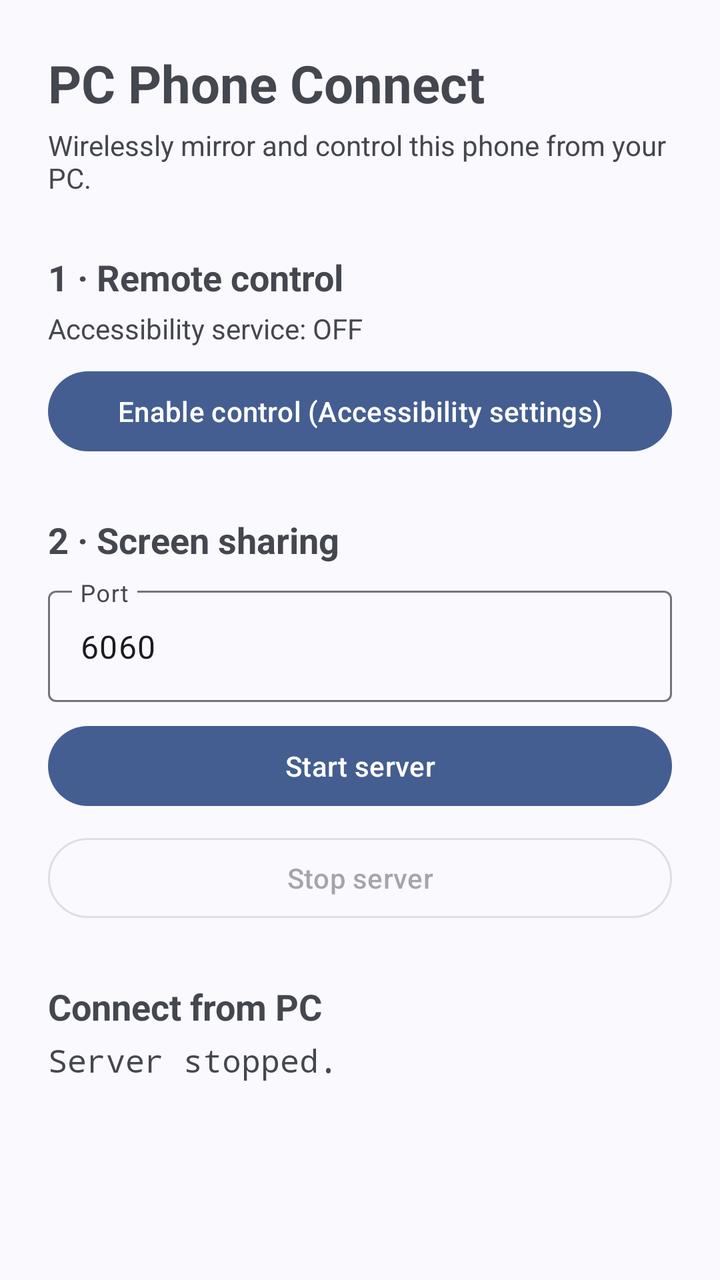
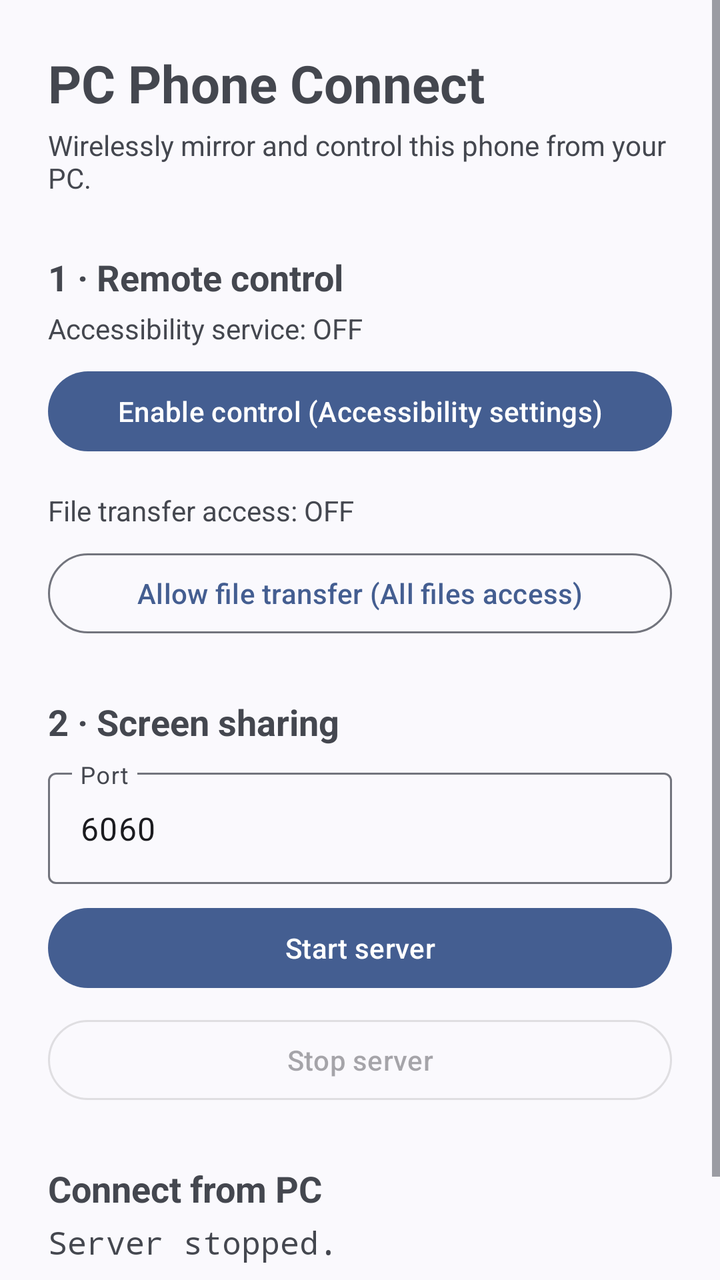

The first picture is an Android layout as it rendered before a commit; the second is the same layout after the commit. The layout source and the unified diff follow.
<!-- AndroidManifest.xml: application theme Theme.PCPhoneConnect -->
<!-- res/layout/activity_main.xml -->
<?xml version="1.0" encoding="utf-8"?>
<ScrollView xmlns:android="http://schemas.android.com/apk/res/android"
    android:layout_width="match_parent"
    android:layout_height="match_parent"
    android:fillViewport="true">

    <LinearLayout
        android:layout_width="match_parent"
        android:layout_height="wrap_content"
        android:orientation="vertical"
        android:padding="24dp">

        <TextView
            android:layout_width="wrap_content"
            android:layout_height="wrap_content"
            android:text="@string/app_name"
            android:textSize="26sp"
            android:textStyle="bold" />

        <TextView
            android:layout_width="match_parent"
            android:layout_height="wrap_content"
            android:layout_marginTop="4dp"
            android:text="Wirelessly mirror and control this phone from your PC."
            android:textSize="14sp" />

        
        <TextView
            android:layout_width="wrap_content"
            android:layout_height="wrap_content"
            android:layout_marginTop="28dp"
            android:text="1 · Remote control"
            android:textSize="18sp"
            android:textStyle="bold" />

        <TextView
            android:id="@+id/accessibilityStatus"
            android:layout_width="match_parent"
            android:layout_height="wrap_content"
            android:layout_marginTop="4dp"
            android:text="Accessibility service: OFF"
            android:textSize="14sp" />

        <com.google.android.material.button.MaterialButton
            android:id="@+id/enableAccessibilityButton"
            android:layout_width="match_parent"
            android:layout_height="wrap_content"
            android:layout_marginTop="8dp"
            android:text="Enable control (Accessibility settings)" />

        
        <TextView
            android:layout_width="wrap_content"
            android:layout_height="wrap_content"
            android:layout_marginTop="28dp"
            android:text="2 · Screen sharing"
            android:textSize="18sp"
            android:textStyle="bold" />

        <LinearLayout
            android:layout_width="match_parent"
            android:layout_height="wrap_content"
            android:layout_marginTop="8dp"
            android:orientation="horizontal">

            <com.google.android.material.textfield.TextInputLayout
                style="@style/Widget.Material3.TextInputLayout.OutlinedBox"
                android:layout_width="0dp"
                android:layout_height="wrap_content"
                android:layout_weight="1"
                android:hint="Port">

                <com.google.android.material.textfield.TextInputEditText
                    android:id="@+id/portInput"
                    android:layout_width="match_parent"
                    android:layout_height="wrap_content"
                    android:inputType="number"
                    android:text="6060" />
            </com.google.android.material.textfield.TextInputLayout>
        </LinearLayout>

        <com.google.android.material.button.MaterialButton
            android:id="@+id/startButton"
            android:layout_width="match_parent"
            android:layout_height="wrap_content"
            android:layout_marginTop="8dp"
            android:text="Start server" />

        <com.google.android.material.button.MaterialButton
            android:id="@+id/stopButton"
            style="@style/Widget.Material3.Button.OutlinedButton"
            android:layout_width="match_parent"
            android:layout_height="wrap_content"
            android:layout_marginTop="8dp"
            android:enabled="false"
            android:text="Stop server" />

        
        <TextView
            android:layout_width="wrap_content"
            android:layout_height="wrap_content"
            android:layout_marginTop="28dp"
            android:text="Connect from PC"
            android:textSize="18sp"
            android:textStyle="bold" />

        <TextView
            android:id="@+id/addressText"
            android:layout_width="match_parent"
            android:layout_height="wrap_content"
            android:layout_marginTop="4dp"
            android:fontFamily="monospace"
            android:text="Server stopped."
            android:textIsSelectable="true"
            android:textSize="16sp" />

        <TextView
            android:id="@+id/logText"
            android:layout_width="match_parent"
            android:layout_height="wrap_content"
            android:layout_marginTop="24dp"
            android:fontFamily="monospace"
            android:text=""
            android:textSize="12sp" />

    </LinearLayout>
</ScrollView>
<!-- resources referenced by this layout -->
<resources>
  <string name="app_name">PC Phone Connect</string>
  <style name="Theme.PCPhoneConnect" parent="Theme.Material3.DynamicColors.DayNight" />
</resources>

<!-- the commit's change to res/layout/activity_main.xml (unified diff, before → after) -->
@@ -47,6 +47,22 @@
             android:layout_height="wrap_content"
             android:layout_marginTop="8dp"
             android:text="Enable control (Accessibility settings)" />
+
+        <TextView
+            android:id="@+id/fileAccessStatus"
+            android:layout_width="match_parent"
+            android:layout_height="wrap_content"
+            android:layout_marginTop="16dp"
+            android:text="File transfer access: OFF"
+            android:textSize="14sp" />
+
+        <com.google.android.material.button.MaterialButton
+            android:id="@+id/enableFilesButton"
+            style="@style/Widget.Material3.Button.OutlinedButton"
+            android:layout_width="match_parent"
+            android:layout_height="wrap_content"
+            android:layout_marginTop="8dp"
+            android:text="Allow file transfer (All files access)" />
 
         
         <TextView
